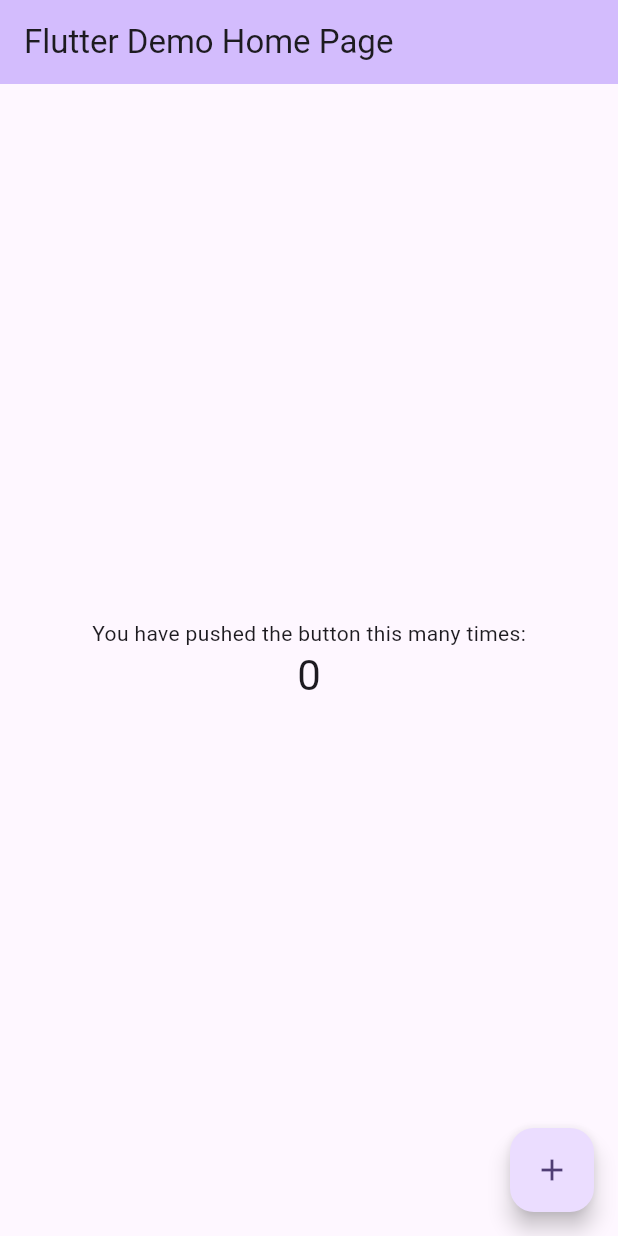
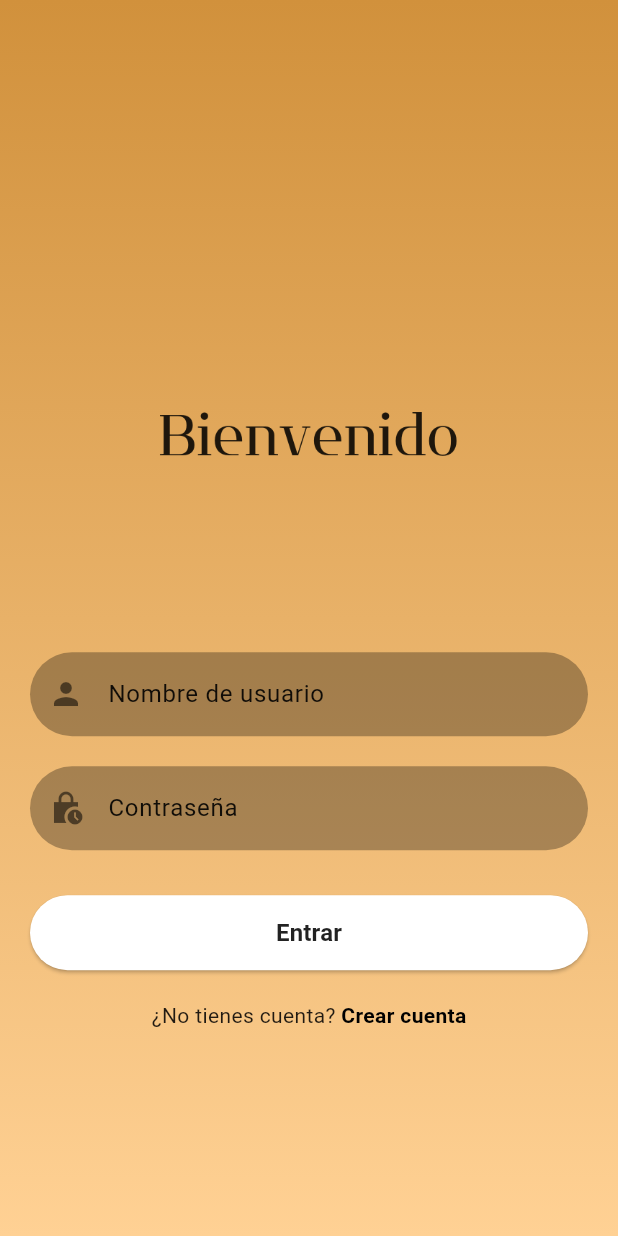
Before and after one commit to PabloGarciaB/ComandasFlutter, a Flutter app: the screen it shows after launch, on a phone screen of 412 x 824 dp. Run offline on Flutter 3.47's test engine with Material 2 defaults, Android fonts, the phone set to English and light mode, and no system bars; our stand-ins replace firebase_core; accounts and stored records are empty.

Commit message:
Creacion de App, login
Iniciar sesion, crear cuenta UI completa, IU homescreen incompleta

```diff
--- a/comandas_flutter_git/lib/main.dart
+++ b/comandas_flutter_git/lib/main.dart
@@ -1,6 +1,13 @@
 import 'package:flutter/material.dart';
+import 'package:firebase_core/firebase_core.dart';
+import 'firebase_options.dart';
+import 'package:comandas_flutter_git/pages/bienvenida_login.dart';
 
-void main() {
+void main() async {
+  WidgetsFlutterBinding.ensureInitialized();
+  await Firebase.initializeApp(
+    options: DefaultFirebaseOptions.currentPlatform,
+  );
   runApp(const MyApp());
 }
 
@@ -32,95 +39,7 @@ class MyApp extends StatelessWidget {
         colorScheme: ColorScheme.fromSeed(seedColor: Colors.deepPurple),
         useMaterial3: true,
       ),
-      home: const MyHomePage(title: 'Flutter Demo Home Page'),
+      home: const WelcomeScreen(),
     );
   }
 }
-
-class MyHomePage extends StatefulWidget {
-  const MyHomePage({super.key, required this.title});
-
-  // This widget is the home page of your application. It is stateful, meaning
-  // that it has a State object (defined below) that contains fields that affect
-  // how it looks.
-
-  // This class is the configuration for the state. It holds the values (in this
-  // case the title) provided by the parent (in this case the App widget) and
-  // used by the build method of the State. Fields in a Widget subclass are
-  // always marked "final".
-
-  final String title;
-
-  @override
-  State<MyHomePage> createState() => _MyHomePageState();
-}
-
-class _MyHomePageState extends State<MyHomePage> {
-  int _counter = 0;
-
-  void _incrementCounter() {
-    setState(() {
-      // This call to setState tells the Flutter framework that something has
-      // changed in this State, which causes it to rerun the build method below
-      // so that the display can reflect the updated values. If we changed
-      // _counter without calling setState(), then the build method would not be
-      // called again, and so nothing would appear to happen.
-      _counter++;
-    });
-  }
-
-  @override
-  Widget build(BuildContext context) {
-    // This method is rerun every time setState is called, for instance as done
-    // by the _incrementCounter method above.
-    //
-    // The Flutter framework has been optimized to make rerunning build methods
-    // fast, so that you can just rebuild anything that needs updating rather
-    // than having to individually change instances of widgets.
-    return Scaffold(
-      appBar: AppBar(
-        // TRY THIS: Try changing the color here to a specific color (to
-        // Colors.amber, perhaps?) and trigger a hot reload to see the AppBar
-        // change color while the other colors stay the same.
-        backgroundColor: Theme.of(context).colorScheme.inversePrimary,
-        // Here we take the value from the MyHomePage object that was created by
-        // the App.build method, and use it to set our appbar title.
-        title: Text(widget.title),
-      ),
-      body: Center(
-        // Center is a layout widget. It takes a single child and positions it
-        // in the middle of the parent.
-        child: Column(
-          // Column is also a layout widget. It takes a list of children and
-          // arranges them vertically. By default, it sizes itself to fit its
-          // children horizontally, and tries to be as tall as its parent.
-          //
-          // Column has various properties to control how it sizes itself and
-          // how it positions its children. Here we use mainAxisAlignment to
-          // center the children vertically; the main axis here is the vertical
-          // axis because Columns are vertical (the cross axis would be
-          // horizontal).
-          //
-          // TRY THIS: Invoke "debug painting" (choose the "Toggle Debug Paint"
-          // action in the IDE, or press "p" in the console), to see the
-          // wireframe for each widget.
-          mainAxisAlignment: MainAxisAlignment.center,
-          children: <Widget>[
-            const Text(
-              'You have pushed the button this many times:',
-            ),
-            Text(
-              '$_counter',
-              style: Theme.of(context).textTheme.headlineMedium,
-            ),
-          ],
-        ),
-      ),
-      floatingActionButton: FloatingActionButton(
-        onPressed: _incrementCounter,
-        tooltip: 'Increment',
-        child: const Icon(Icons.add),
-      ), // This trailing comma makes auto-formatting nicer for build methods.
-    );
-  }
-}
--- /dev/null
+++ b/comandas_flutter_git/lib/pages/bienvenida_login.dart
@@ -0,0 +1,77 @@
+import 'package:comandas_flutter_git/pages/signup_screen.dart';
+import 'package:comandas_flutter_git/utils/colors_util.dart';
+import 'package:flutter/material.dart';
+import 'package:comandas_flutter_git/reusable_widget/reusable_widget.dart';
+
+class WelcomeScreen extends StatefulWidget {
+  const WelcomeScreen({super.key});
+
+  @override
+  State<WelcomeScreen> createState() => _WelcomeScreenState();
+}
+
+class _WelcomeScreenState extends State<WelcomeScreen> {
+  TextEditingController _passwordTextController = TextEditingController();
+  TextEditingController _emailTextController = TextEditingController();
+
+  @override
+  Widget build(BuildContext context) {
+    return Scaffold(
+      body: Container(
+        width: MediaQuery.of(context).size.width,
+        height: MediaQuery.of(context).size.height,
+        decoration: BoxDecoration(
+            gradient: LinearGradient(colors: [
+          hexStringToColor("D1913C"),
+          hexStringToColor("FFD194")
+        ], begin: Alignment.topCenter, end: Alignment.bottomCenter)),
+        child: SingleChildScrollView(
+          child: Padding(
+            padding: EdgeInsets.fromLTRB(
+                20, MediaQuery.of(context).size.height * 0.2, 20, 0),
+            child: Column(
+              children: <Widget>[
+                logoWidget("assets/images/bienvenido_logo.png"),
+                SizedBox(
+                  height: 30,
+                ),
+                reusableTextField("Nombre de usuario", Icons.person, false,
+                    _emailTextController),
+                SizedBox(
+                  height: 20,
+                ),
+                reusableTextField("Contraseña", Icons.lock_clock_sharp, true,
+                    _passwordTextController),
+                SizedBox(
+                  height: 20,
+                ),
+                signInSignUpButton(context, true, () {}),
+                signUpOption()
+              ],
+            ),
+          ),
+        ),
+      ),
+    );
+  }
+
+  Row signUpOption() {
+    return Row(
+      mainAxisAlignment: MainAxisAlignment.center,
+      children: [
+        const Text("¿No tienes cuenta? ",
+            style: TextStyle(color: Colors.black87)),
+        GestureDetector(
+          onTap: () {
+            Navigator.push(context,
+                MaterialPageRoute(builder: (context) => SignUpScreen()));
+          },
+          child: const Text(
+            "Crear cuenta",
+            style: TextStyle(color: Colors.black, fontWeight: FontWeight.bold),
+          ),
+        )
+      ],
+    );
+  }
+}
--- /dev/null
+++ b/comandas_flutter_git/lib/reusable_widget/reusable_widget.dart
@@ -0,0 +1,72 @@
+import 'package:flutter/material.dart';
+
+Image logoWidget(String imageName) {
+  return Image.asset(
+    imageName,
+    fit: BoxFit.fitWidth,
+    width: 240,
+    height: 240,
+    color: Colors.black87,
+  );
+}
+
+TextField reusableTextField(String text, IconData icon, bool isPasswordType,
+    TextEditingController controller) {
+  return TextField(
+    controller: controller,
+    obscureText: isPasswordType,
+    enableSuggestions: !isPasswordType,
+    autocorrect: !isPasswordType,
+    cursorColor: Colors.black54,
+    style: TextStyle(color: Colors.black54.withOpacity(0.9)),
+    decoration: InputDecoration(
+      prefixIcon: Icon(
+        icon,
+        color: Colors.black54,
+      ),
+      labelText: text,
+      labelStyle: TextStyle(color: Colors.black54.withOpacity(0.9)),
+      filled: true,
+      floatingLabelBehavior: FloatingLabelBehavior.never,
+      fillColor: Colors.black54.withOpacity(0.3),
+      border: OutlineInputBorder(
+          borderRadius: BorderRadius.circular(30.0),
+          borderSide: const BorderSide(width: 0, style: BorderStyle.none)),
+    ),
+    keyboardType: isPasswordType
+        ? TextInputType.visiblePassword
+        : TextInputType.emailAddress,
+  );
+}
+
+Container signInSignUpButton(
+    BuildContext context, bool isLogin, Function onTap) {
+  return Container(
+    width: MediaQuery.of(context).size.width,
+    height: 50,
+    margin: const EdgeInsets.fromLTRB(0, 10, 0, 20),
+    decoration: BoxDecoration(borderRadius: BorderRadius.circular(90)),
+    child: ElevatedButton(
+      onPressed: () {
+        onTap();
+      },
+      child: Text(
+        isLogin ? "Entrar" : "Registrarse",
+        style: const TextStyle(
+          color: Colors.black87,
+          fontWeight: FontWeight.bold,
+          fontSize: 16,
+        ),
+      ),
+      style: ButtonStyle(
+          backgroundColor: MaterialStateProperty.resolveWith((states) {
+            if (states.contains(MaterialState.pressed)) {
+              return Colors.black26;
+            }
+            return Colors.white;
+          }),
+          shape: MaterialStateProperty.all<RoundedRectangleBorder>(
+              RoundedRectangleBorder(borderRadius: BorderRadius.circular(30)))),
+    ),
+  );
+}
--- /dev/null
+++ b/comandas_flutter_git/lib/utils/colors_util.dart
@@ -0,0 +1,9 @@
+import 'package:flutter/material.dart';
+
+hexStringToColor(String hexColor) {
+  hexColor = hexColor.toUpperCase().replaceAll("#", "");
+  if (hexColor.length == 6) {
+    hexColor = "FF" + hexColor;
+  }
+  return Color(int.parse(hexColor, radix: 16));
+}
--- a/comandas_flutter_git/pubspec.yaml
+++ b/comandas_flutter_git/pubspec.yaml
@@ -35,6 +35,7 @@ dependencies:
   # The following adds the Cupertino Icons font to your application.
   # Use with the CupertinoIcons class for iOS style icons.
   cupertino_icons: ^1.0.2
+  firebase_core: ^2.9.0
 
 dev_dependencies:
   flutter_test:
@@ -59,9 +60,8 @@ flutter:
   uses-material-design: true
 
   # To add assets to your application, add an assets section, like this:
-  # assets:
-  #   - images/a_dot_burr.jpeg
-  #   - images/a_dot_ham.jpeg
+  assets:
+     - assets/images/
 
   # An image asset can refer to one or more resolution-specific "variants", see
   # https://flutter.dev/assets-and-images/#resolution-aware
```
Also changed, not shown: comandas_flutter_git/lib/pages/home_screen.dart (added, +15 -0 lines), comandas_flutter_git/lib/pages/signup_screen.dart (added, +72 -0 lines), comandas_flutter_git/assets/images/bienvenido_logo.png (added), comandas_flutter_git/lib/firebase_options.dart (added), comandas_flutter_git/pubspec.lock, 6 other files.
